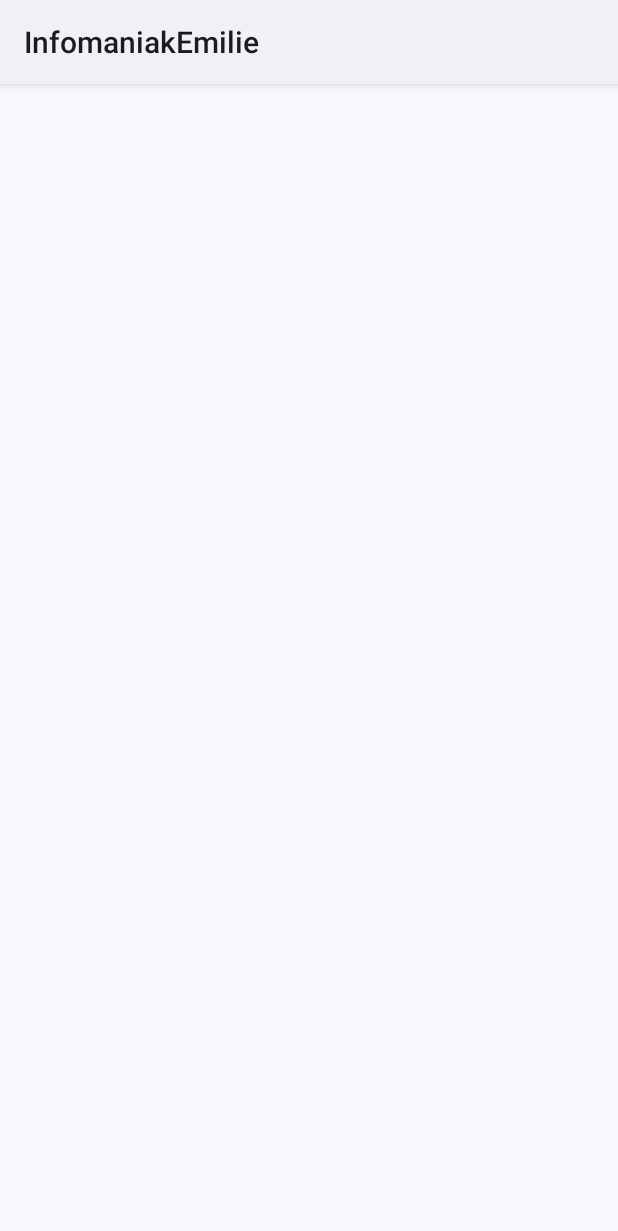
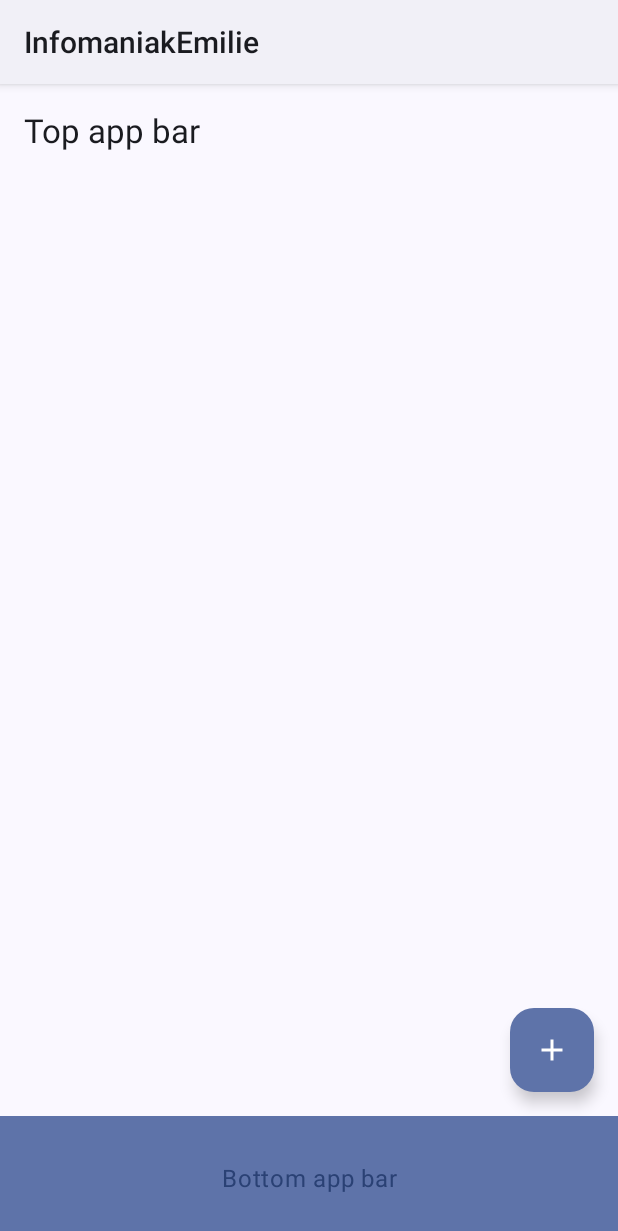
Before and after one commit to Ysalinde/InfomaniakEmilie, an Android app built with Jetpack Compose: the ShowAllTheShowsScreen screen opened through its navigation route, on a phone screen of 412 x 824 dp. Shown: the top 1231 px of the screen. Run offline under Robolectric (Android 15) with nearby library versions, the phone set to English and light mode, and no system bars; our stand-ins replace Dagger/Hilt's generated code, Room's generated code, paging.

Commit message:
Test Scaffold

```diff
--- a/app/src/main/java/com/example/infomaniakemilie/MainActivity.kt
+++ b/app/src/main/java/com/example/infomaniakemilie/MainActivity.kt
@@ -9,23 +9,33 @@ import androidx.compose.foundation.layout.Column
 import androidx.compose.foundation.layout.Row
 import androidx.compose.foundation.layout.Spacer
 import androidx.compose.foundation.layout.fillMaxSize
+import androidx.compose.foundation.layout.fillMaxWidth
 import androidx.compose.foundation.layout.height
 import androidx.compose.foundation.layout.padding
 import androidx.compose.foundation.layout.size
 import androidx.compose.foundation.layout.width
 import androidx.compose.foundation.shape.CircleShape
+import androidx.compose.material.icons.Icons
+import androidx.compose.material.icons.filled.Add
+import androidx.compose.material3.BottomAppBar
 import androidx.compose.material3.Button
 import androidx.compose.material3.CardDefaults
 import androidx.compose.material3.ElevatedCard
+import androidx.compose.material3.ExperimentalMaterial3Api
+import androidx.compose.material3.FloatingActionButton
+import androidx.compose.material3.Icon
 import androidx.compose.material3.MaterialTheme
+import androidx.compose.material3.Scaffold
 import androidx.compose.material3.Surface
 import androidx.compose.material3.Text
+import androidx.compose.material3.TopAppBar
 import androidx.compose.runtime.Composable
 import androidx.compose.ui.Alignment
 import androidx.compose.ui.Modifier
 import androidx.compose.ui.draw.clip
 import androidx.compose.ui.res.painterResource
 import androidx.compose.ui.res.stringResource
+import androidx.compose.ui.text.style.TextAlign
 import androidx.compose.ui.tooling.preview.Preview
 import androidx.compose.ui.unit.dp
 import androidx.compose.ui.unit.sp
@@ -81,7 +91,6 @@ fun NavGraph(navController: NavHostController){
         }
     }
 }
-
 
 @Composable
 fun DevCard() {
@@ -161,9 +170,44 @@ private fun MainAppLayoutPreview(){
     }
 }
 
+
+
+@OptIn(ExperimentalMaterial3Api::class)
 @Composable
 private fun ShowAllTheShowsScreen(navController: NavHostController){
     val viewModel = hiltViewModel<ShowViewModel>()
     val shows = viewModel.showPagingFlow.collectAsLazyPagingItems()
-    ShowScreen(shows = shows)
+    Scaffold(
+        topBar = {
+            TopAppBar(
+                title = {
+                    Text("Top app bar")
+                }
+            )
+        },
+        bottomBar = {
+            BottomAppBar(
+                containerColor = MaterialTheme.colorScheme.primaryContainer,
+                contentColor = MaterialTheme.colorScheme.primary,
+            ) {
+                Text(
+                    modifier = Modifier
+                        .fillMaxWidth(),
+                    textAlign = TextAlign.Center,
+                    text = "Bottom app bar",
+                )
+            }
+        },
+        floatingActionButton = {
+            FloatingActionButton(onClick = { }) {
+                Icon(imageVector = Icons.Filled.Add, contentDescription = "Add")
+            }
+        }
+    ){ contentPadding ->
+        Column(modifier = Modifier.padding(contentPadding)) {
+            ShowScreen(shows = shows)
+        }
+
+    }
+
 }
--- a/app/src/main/java/com/example/infomaniakemilie/common/Common.kt
+++ b/app/src/main/java/com/example/infomaniakemilie/common/Common.kt
@@ -8,6 +8,9 @@ import androidx.compose.ui.text.SpanStyle
 import androidx.compose.ui.text.font.FontWeight
 import androidx.compose.ui.text.style.TextDecoration
 
+/*
+ * Fonction reprise ici : https://issuetracker.google.com/issues/139320238?pli=1
+ */
 fun spannableStringToAnnotatedString(text: CharSequence): AnnotatedString {
     return if (text is Spanned) {
         val spanStyles = mutableListOf<AnnotatedString.Range<SpanStyle>>()
--- a/app/src/main/java/com/example/infomaniakemilie/presentation/ShowItem.kt
+++ b/app/src/main/java/com/example/infomaniakemilie/presentation/ShowItem.kt
@@ -23,6 +23,7 @@ import coil.compose.AsyncImage
 import com.example.infomaniakemilie.common.spannableStringToAnnotatedString
 import com.example.infomaniakemilie.domain.Show
 import com.example.infomaniakemilie.ui.theme.InfomaniakEmilieTheme
+import java.util.Objects.toString
 
 @Composable
 fun ShowItem(
@@ -75,13 +76,19 @@ fun ShowItem(
 @Preview
 @Composable
 fun BeerItemPreview() {
+
+    val text ="<p>The single-camera series that mixes live-action and animation stars Jacob Bertrand as the title character. <b>Kirby Buckets</b> introduces viewers to the vivid imagination of charismatic 13-year-old Kirby Buckets, who dreams of becoming a famous animator like his idol, Mac MacCallister. With his two best friends, Fish and Eli, by his side, Kirby navigates his eccentric town of Forest Hills where the trio usually find themselves trying to get out of a predicament before Kirby's sister, Dawn, and her best friend, Belinda, catch them. Along the way, Kirby is joined by his animated characters, each with their own vibrant personality that only he and viewers can see.</p>\""
+
+    val annotatedSummary = Html.fromHtml(text, Html.FROM_HTML_MODE_COMPACT)
+    val summary = spannableStringToAnnotatedString(annotatedSummary)
+
     InfomaniakEmilieTheme {
         ShowItem(
             show = Show(
                 id = 1,
                 name = "Kirby Buckets",
                 language = "English",
-                summary = "<p>The single-camera series that mixes live-action and animation stars Jacob Bertrand as the title character. <b>Kirby Buckets</b> introduces viewers to the vivid imagination of charismatic 13-year-old Kirby Buckets, who dreams of becoming a famous animator like his idol, Mac MacCallister. With his two best friends, Fish and Eli, by his side, Kirby navigates his eccentric town of Forest Hills where the trio usually find themselves trying to get out of a predicament before Kirby's sister, Dawn, and her best friend, Belinda, catch them. Along the way, Kirby is joined by his animated characters, each with their own vibrant personality that only he and viewers can see.</p>\"",
+                summary = toString(summary),
                 img = "https://static.tvmaze.com/uploads/images/medium_portrait/1/4600.jpg"
             ),
             modifier = Modifier.fillMaxWidth()
```
